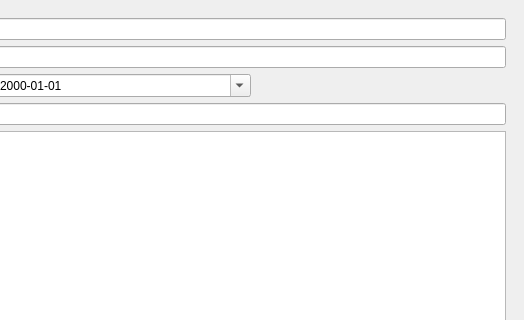
First picture: the form in UI/biblioteq_allinfo.ui, repository textbrowser/biblioteq, before the edit; both pictures show x 116 to 640 and y 0 to 320 of the 640 by 1005 pixel window.
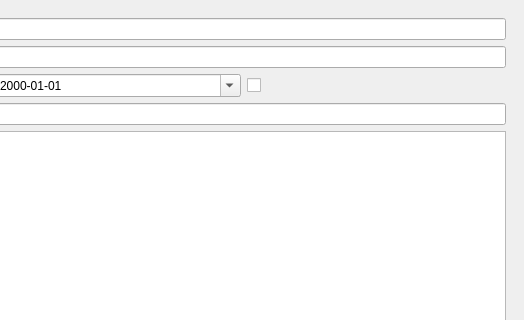
Second picture: the form after the edit. Icons and pictures are not drawn.

Commit message: New publication date search widget.

The edit to the form file:
```diff
--- a/UI/biblioteq_allinfo.ui
+++ b/UI/biblioteq_allinfo.ui
@@ -91,6 +91,13 @@
                </property>
               </widget>
              </item>
+             <item>
+              <widget class="QCheckBox" name="publication_date_enabled">
+               <property name="text">
+                <string/>
+               </property>
+              </widget>
+             </item>
              <item>
               <spacer>
                <property name="orientation">
```
Left out of the diff: 2 changed lines with no effect on the pictures. The commit also changes 4 other files.
